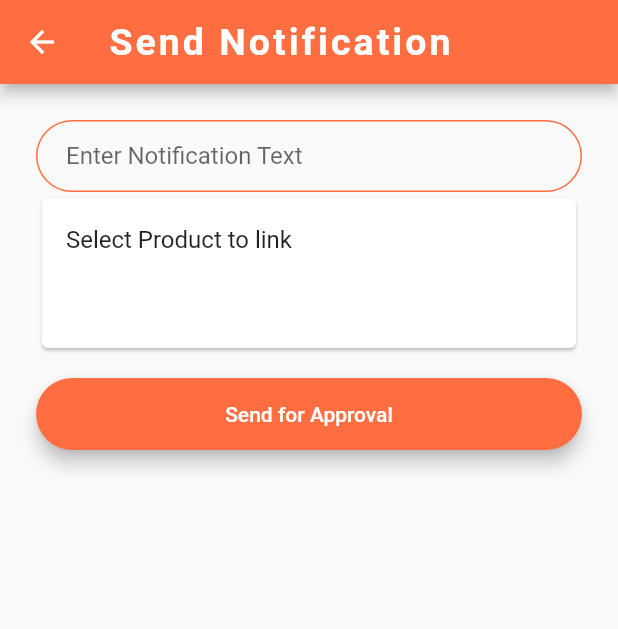
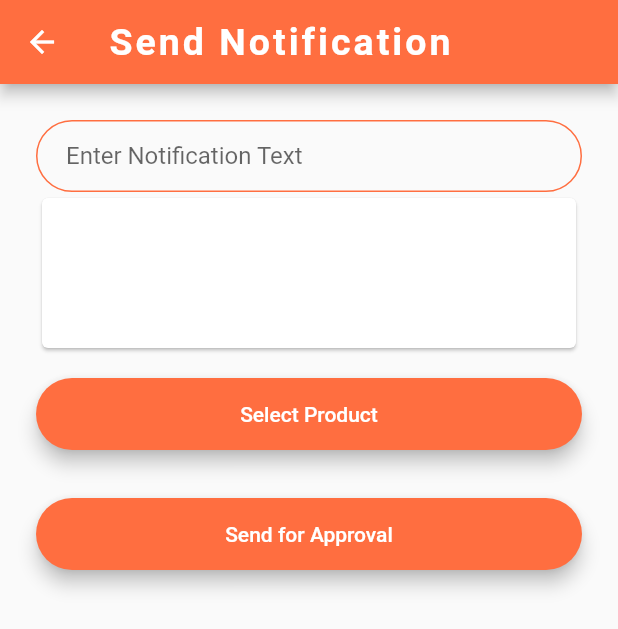
Before and after one commit to Afaqkhan199/Smart_Shopping, a Flutter app: the notification screen opened by its route, on a phone screen of 412 x 824 dp. Shown: the top 629 px of the screen. Run offline on Flutter 3.47's test engine with Material 2 defaults, Android fonts, the phone set to English and light mode, and no system bars; our stand-ins replace cloud_firestore, firebase_auth, firebase_core, firebase_database, firebase_storage, image_picker; accounts and stored records are empty.

Commit message:
vendor notification update

```diff
--- a/lib/Pages/Vendor/notification_page.dart
+++ b/lib/Pages/Vendor/notification_page.dart
@@ -1,6 +1,8 @@
 import 'package:flutter/material.dart';
+import 'package:fyp_smart_shopping/Pages/Vendor/select_item.dart';
 import 'package:fyp_smart_shopping/components/constants.dart';
 import 'package:fyp_smart_shopping/components/round_button.dart';
+import 'package:fyp_smart_shopping/Pages/Vendor/Products/vendor_products.dart';
 
 class notification extends StatefulWidget {
   static const String id = 'notifications';
@@ -39,13 +41,16 @@ class _notificationState extends State<notification> {
                   child: const SizedBox(
                     width: 300,
                     height: 100,
-                    child: ListTile(title: Text('Select Product to link')),
+                    //child: ListTile(title: Text('Select Product to link'), onTap: Navigator.pushNamed(context, SelectItem.id)),
                   ),
                 ),
               ),
               RoundButton(
+                title: "Select Product", onPressed: ()=> Navigator.pushNamed(context, VendorProducts.id),
+              ),
+              RoundButton(
                 title: "Send for Approval",
-              )
+              ),
             ],
           ),
         ),
--- a/lib/main.dart
+++ b/lib/main.dart
@@ -25,6 +25,7 @@ import 'package:fyp_smart_shopping/Pages/Customer/order_view.dart';
 import 'package:fyp_smart_shopping/Pages/Customer/search_results.dart';
 import 'package:fyp_smart_shopping/Pages/Customer/cart.dart';
 import 'package:fyp_smart_shopping/Pages/Vendor/notification_page.dart';
+import 'package:fyp_smart_shopping/Pages/Vendor/select_item.dart';
 
 import 'package:fyp_smart_shopping/Services/auth.dart';
 
@@ -64,6 +65,7 @@ class SmartShopping extends StatelessWidget {
         SearchResults.id: (context) => SearchResults(),
         cart.id: (context) => cart(),
         notification.id: (context) => notification(),
+        SelectItem.id: (context) => SelectItem(),
       },
     );
   }
```
Also changed, not shown: lib/Pages/Vendor/select_item.dart (added, +23 -0 lines).
